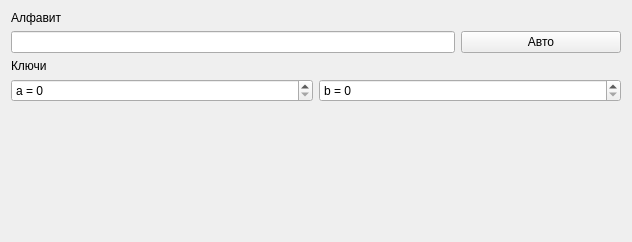
Firyst/myCryptography, file resources/affine.ui: the form before one commit.
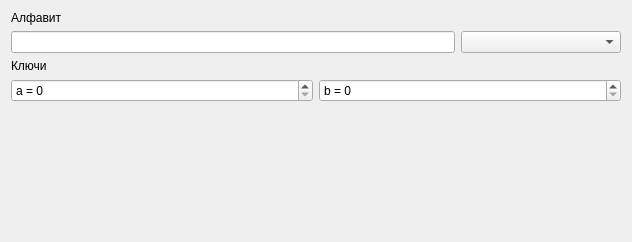
The form after the commit.

The edit to the form file:
```diff
--- a/resources/affine.ui
+++ b/resources/affine.ui
@@ -27,16 +27,13 @@
       <widget class="QLineEdit" name="alph0"/>
      </item>
      <item>
-      <widget class="QPushButton" name="auto_button">
+      <widget class="QComboBox" name="alphabet_sel">
        <property name="maximumSize">
         <size>
          <width>160</width>
          <height>16777215</height>
         </size>
        </property>
-       <property name="text">
-        <string>Авто</string>
-       </property>
       </widget>
      </item>
     </layout>
```
